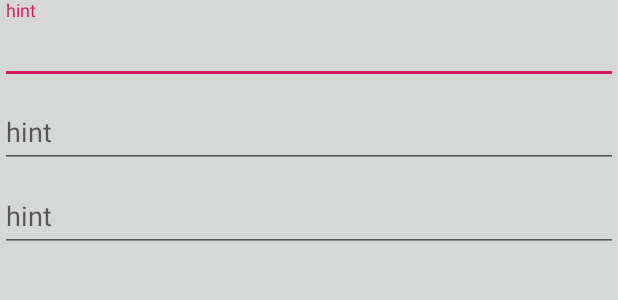
After one commit to Amin0x/jeeran-app, an Android app: the layout activity_signup.xml on its own in the app's theme, with its tools: preview values and no code run, on a phone screen of 412 x 824 dp. The commit adds this screen. Shown: the top 300 px of the screen. Run offline under Robolectric (Android 15) with nearby library versions, the phone set to English and light mode, and no system bars.

Commit message:
implement login and signup activity

```diff
--- a/app/src/main/AndroidManifest.xml
+++ b/app/src/main/AndroidManifest.xml
@@ -19,6 +19,8 @@
                 <category android:name="android.intent.category.LAUNCHER" />
             </intent-filter>
         </activity>
+        <activity android:name=".ui.activity.LoginActivity" />
+        <activity android:name=".ui.activity.SignupActivity" />
     </application>
 
 </manifest>
--- /dev/null
+++ b/app/src/main/res/layout/activity_signup.xml
@@ -0,0 +1,41 @@
+<?xml version="1.0" encoding="utf-8"?>
+<LinearLayout xmlns:android="http://schemas.android.com/apk/res/android"
+    xmlns:app="http://schemas.android.com/apk/res-auto"
+    android:layout_width="match_parent"
+    android:layout_height="match_parent"
+    android:background="?attr/colorButtonNormal"
+    android:orientation="vertical">
+
+    <com.google.android.material.textfield.TextInputLayout
+        android:layout_width="match_parent"
+        android:layout_height="wrap_content"
+        app:boxCornerRadiusBottomEnd="20dp">
+
+        <com.google.android.material.textfield.TextInputEditText
+            android:layout_width="match_parent"
+            android:layout_height="wrap_content"
+            android:hint="hint" />
+
+    </com.google.android.material.textfield.TextInputLayout>
+
+    <com.google.android.material.textfield.TextInputLayout
+        android:layout_width="match_parent"
+        android:layout_height="wrap_content">
+
+        <com.google.android.material.textfield.TextInputEditText
+            android:layout_width="match_parent"
+            android:layout_height="wrap_content"
+            android:hint="hint" />
+
+    </com.google.android.material.textfield.TextInputLayout>
+
+    <com.google.android.material.textfield.TextInputLayout
+        android:layout_width="match_parent"
+        android:layout_height="wrap_content">
+
+        <com.google.android.material.textfield.TextInputEditText
+            android:layout_width="match_parent"
+            android:layout_height="wrap_content"
+            android:hint="hint" />
+    </com.google.android.material.textfield.TextInputLayout>
+</LinearLayout>
```
Also changed, not shown: app/src/main/java/sd/jeeran/ui/activity/LoginActivity.java (+10 -0 lines), app/src/main/java/sd/jeeran/ui/activity/SignupActivity.java (+10 -0 lines), app/src/main/res/layout/activity_login.xml (added, +24 -0 lines).
